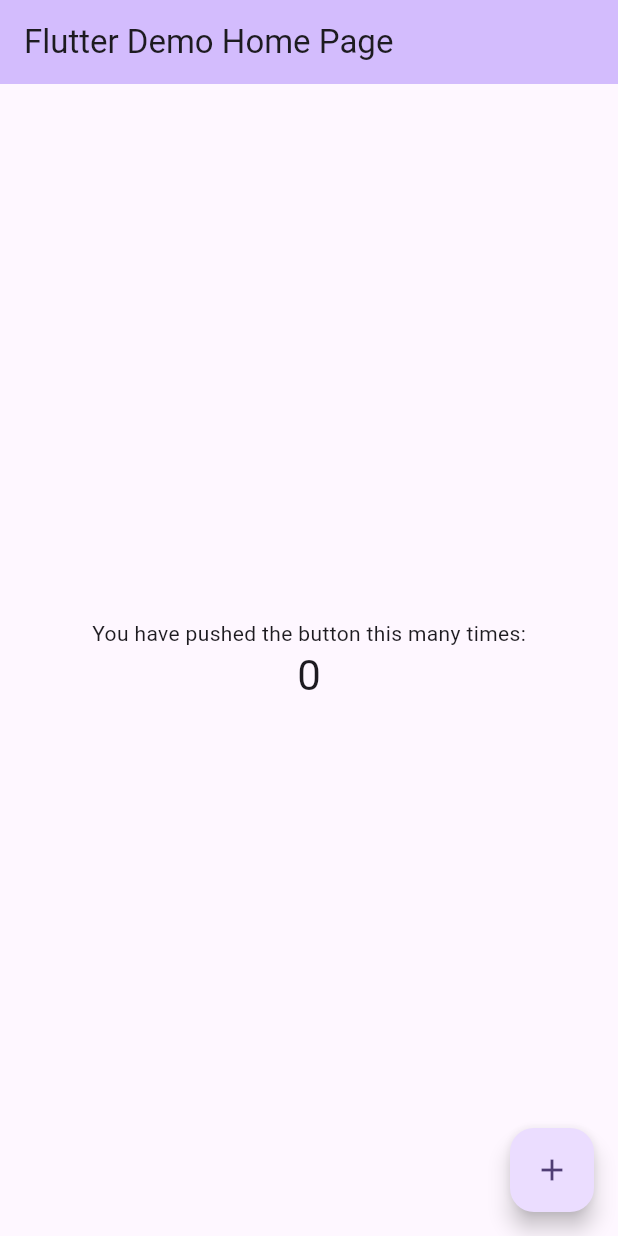
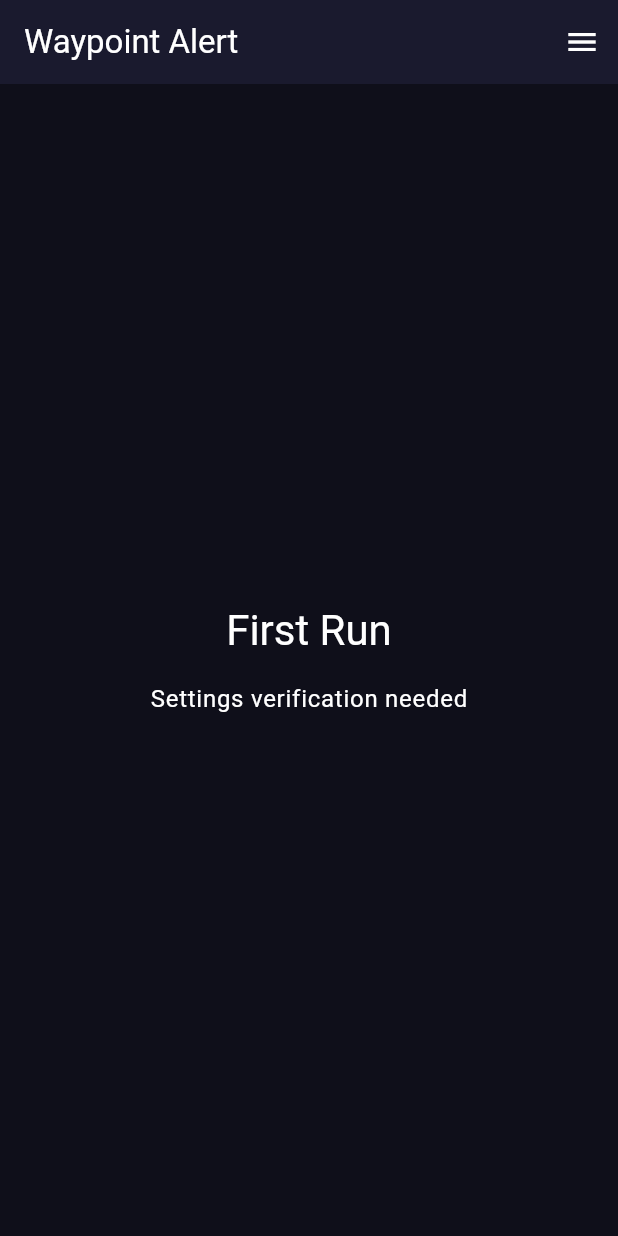
Before and after one commit to pitx3/waypoint-alert-app, a Flutter app: the screen it shows after launch, on a phone screen of 412 x 824 dp. Run offline on Flutter 3.47's test engine with Material 3 defaults, Android fonts, the phone set to English and light mode, and no system bars; our stand-ins replace flutter_riverpod.

Commit message:
App skeleton

```diff
--- a/lib/main.dart
+++ b/lib/main.dart
@@ -1,122 +1,36 @@
 import 'package:flutter/material.dart';
+import 'package:flutter_riverpod/flutter_riverpod.dart';
+
+import 'widgets/homescreen.dart';
 
 void main() {
-  runApp(const MyApp());
+  runApp(
+    const ProviderScope(
+      child: WaypointAlertApp(),
+    ),
+  );
 }
 
-class MyApp extends StatelessWidget {
-  const MyApp({super.key});
+class WaypointAlertApp extends StatelessWidget {
+  const WaypointAlertApp({super.key});
 
-  // This widget is the root of your application.
-  @override
-  Widget build(BuildContext context) {
+  @override Widget build (BuildContext context) {
     return MaterialApp(
-      title: 'Flutter Demo',
+      title: 'Waypoint Alert',
+      debugShowCheckedModeBanner: false,
       theme: ThemeData(
-        // This is the theme of your application.
-        //
-        // TRY THIS: Try running your application with "flutter run". You'll see
-        // the application has a purple toolbar. Then, without quitting the app,
-        // try changing the seedColor in the colorScheme below to Colors.green
-        // and then invoke "hot reload" (save your changes or press the "hot
-        // reload" button in a Flutter-supported IDE, or press "r" if you used
-        // the command line to start the app).
-        //
-        // Notice that the counter didn't reset back to zero; the application
-        // state is not lost during the reload. To reset the state, use hot
-        // restart instead.
-        //
-        // This works for code too, not just values: Most code changes can be
-        // tested with just a hot reload.
-        colorScheme: .fromSeed(seedColor: Colors.deepPurple),
+        useMaterial3: true,
+        brightness: Brightness.dark,
+        colorScheme: ColorScheme.dark(
+          primary: Colors.teal,
+          secondary: Colors.blue,
+          surface: const Color(0xFF1A1A2E),
+          background: const Color(0XFF0F0F1A),
+        ),
+        scaffoldBackgroundColor: const Color(0xFF0F0F1A),
       ),
-      home: const MyHomePage(title: 'Flutter Demo Home Page'),
+
+      home: const HomeScreen(),
     );
   }
 }
-
-class MyHomePage extends StatefulWidget {
-  const MyHomePage({super.key, required this.title});
-
-  // This widget is the home page of your application. It is stateful, meaning
-  // that it has a State object (defined below) that contains fields that affect
-  // how it looks.
-
-  // This class is the configuration for the state. It holds the values (in this
-  // case the title) provided by the parent (in this case the App widget) and
-  // used by the build method of the State. Fields in a Widget subclass are
-  // always marked "final".
-
-  final String title;
-
-  @override
-  State<MyHomePage> createState() => _MyHomePageState();
-}
-
-class _MyHomePageState extends State<MyHomePage> {
-  int _counter = 0;
-
-  void _incrementCounter() {
-    setState(() {
-      // This call to setState tells the Flutter framework that something has
-      // changed in this State, which causes it to rerun the build method below
-      // so that the display can reflect the updated values. If we changed
-      // _counter without calling setState(), then the build method would not be
-      // called again, and so nothing would appear to happen.
-      _counter++;
-    });
-  }
-
-  @override
-  Widget build(BuildContext context) {
-    // This method is rerun every time setState is called, for instance as done
-    // by the _incrementCounter method above.
-    //
-    // The Flutter framework has been optimized to make rerunning build methods
-    // fast, so that you can just rebuild anything that needs updating rather
-    // than having to individually change instances of widgets.
-    return Scaffold(
-      appBar: AppBar(
-        // TRY THIS: Try changing the color here to a specific color (to
-        // Colors.amber, perhaps?) and trigger a hot reload to see the AppBar
-        // change color while the other colors stay the same.
-        backgroundColor: Theme.of(context).colorScheme.inversePrimary,
-        // Here we take the value from the MyHomePage object that was created by
-        // the App.build method, and use it to set our appbar title.
-        title: Text(widget.title),
-      ),
-      body: Center(
-        // Center is a layout widget. It takes a single child and positions it
-        // in the middle of the parent.
-        child: Column(
-          // Column is also a layout widget. It takes a list of children and
-          // arranges them vertically. By default, it sizes itself to fit its
-          // children horizontally, and tries to be as tall as its parent.
-          //
-          // Column has various properties to control how it sizes itself and
-          // how it positions its children. Here we use mainAxisAlignment to
-          // center the children vertically; the main axis here is the vertical
-          // axis because Columns are vertical (the cross axis would be
-          // horizontal).
-          //
-          // TRY THIS: Invoke "debug painting" (choose the "Toggle Debug Paint"
-          // action in the IDE, or press "p" in the console), to see the
-          // wireframe for each widget.
-          mainAxisAlignment: .center,
-          children: [
-            const Text('You have pushed the button this many times:'),
-            Text(
-              '$_counter',
-              style: Theme.of(context).textTheme.headlineMedium,
-            ),
-          ],
-        ),
-      ),
-      floatingActionButton: FloatingActionButton(
-        onPressed: _incrementCounter,
-        tooltip: 'Increment',
-        child: const Icon(Icons.add),
-      ),
-    );
-  }
-}
--- /dev/null
+++ b/lib/widgets/homescreen.dart
@@ -0,0 +1,47 @@
+import 'package:flutter/material.dart';
+
+class HomeScreen extends StatefulWidget {
+	const HomeScreen({super.key});
+
+	@override State<HomeScreen> createState() => _HomeScreenState();
+}
+
+class _HomeScreenState extends State<HomeScreen> {
+	// TODO: Replace with actual settings check
+	final bool isFirstRun = true;
+
+	@override Widget build(BuildContext context) {
+		return Scaffold(
+			appBar: AppBar(
+				title: const Text('Waypoint Alert'),
+				actions: [
+					// Hamburger menu - top right
+					IconButton(
+						icon: const Icon(Icons.menu),
+						onPressed: () {
+							// TODO: Open menu
+						},
+					),
+				],
+			),
+			body: Center(
+				child: Column(
+					mainAxisAlignment: MainAxisAlignment.center,
+					children: [
+						Text(
+							isFirstRun ? 'First Run' : 'Not First Run',
+							style: Theme.of(context).textTheme.headlineMedium,
+						),
+						const SizedBox(height: 16),
+						Text (
+							isFirstRun
+								? 'Settings verification needed'
+								: 'Waypoints loaded and ready',
+							style: Theme.of(context).textTheme.bodyLarge,
+						),
+					],
+				),
+			),
+		);
+	}
+}
--- a/pubspec.yaml
+++ b/pubspec.yaml
@@ -30,6 +30,8 @@ environment:
 dependencies:
   flutter:
     sdk: flutter
+  flutter_riverpod: ^3.3.0
+  riverpod_annotation: ^4.0.0
 
   # The following adds the Cupertino Icons font to your application.
   # Use with the CupertinoIcons class for iOS style icons.
@@ -38,6 +40,8 @@ dependencies:
 dev_dependencies:
   flutter_test:
     sdk: flutter
+  mocktail: ^1.0.0  # for mocking
+  fake_async: ^1.3.0  # for testing time-dependent code
 
   # The "flutter_lints" package below contains a set of recommended lints to
   # encourage good coding practices. The lint set provided by the package is
```
Also changed, not shown: pubspec.lock, 1 other file.
